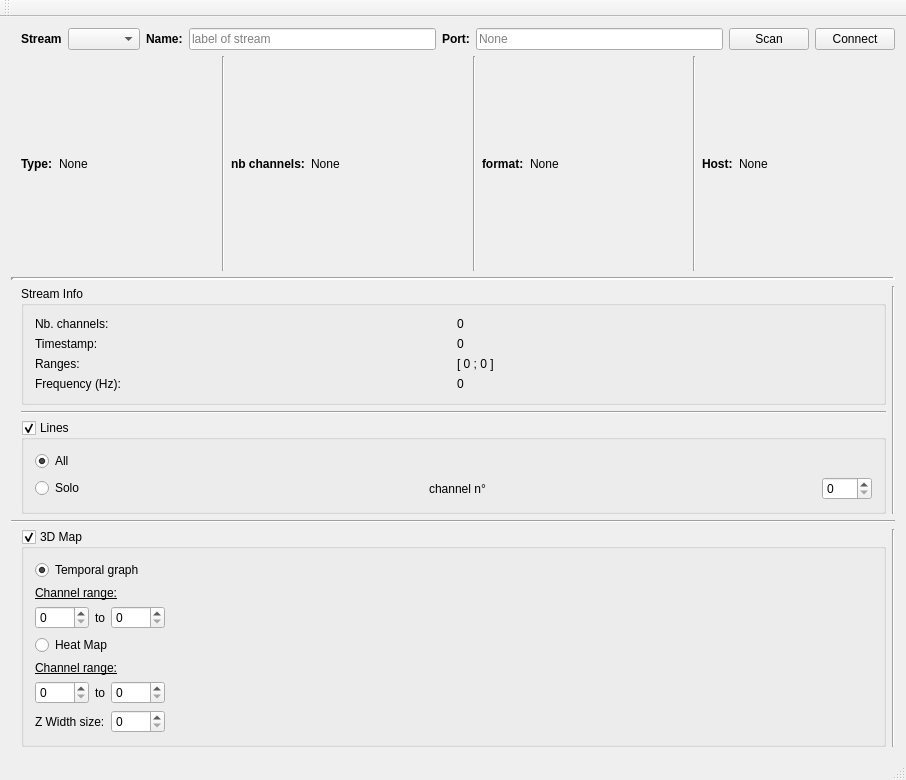
The window that forms/mainwindow.ui (Aightech/lslsub_plotter) describes before a commit, drawn with Qt 5.
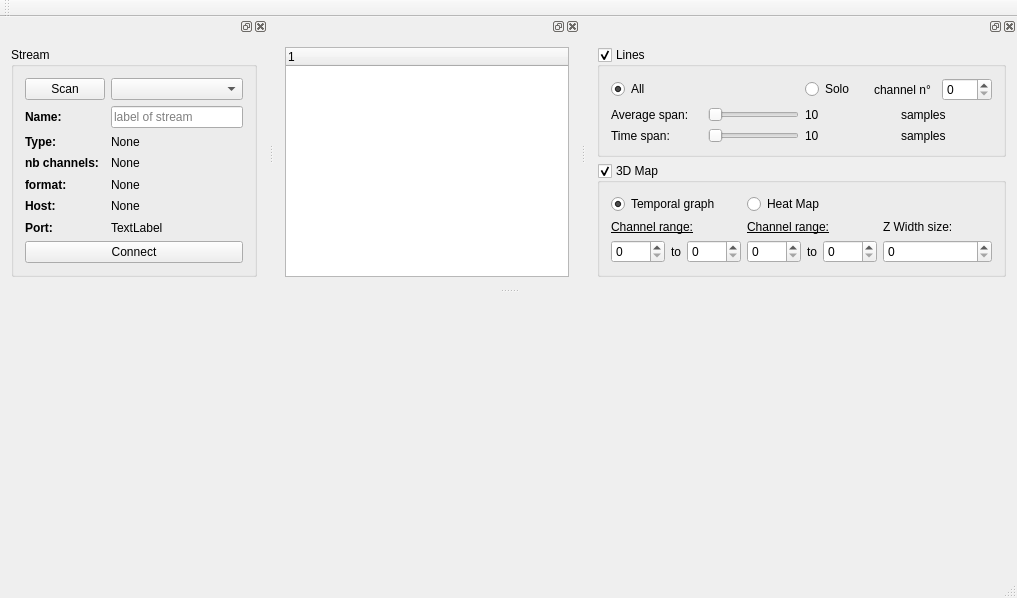
The same window after the commit.

```diff
--- a/forms/mainwindow.ui
+++ b/forms/mainwindow.ui
@@ -6,8 +6,8 @@
    <rect>
     <x>0</x>
     <y>0</y>
-    <width>906</width>
-    <height>780</height>
+    <width>1017</width>
+    <height>598</height>
    </rect>
   </property>
   <property name="windowTitle">
@@ -20,171 +20,276 @@
      <verstretch>0</verstretch>
     </sizepolicy>
    </property>
+   <layout class="QGridLayout" name="gridLayout_6"/>
+  </widget>
+  <widget class="QMenuBar" name="menuBar">
+   <property name="geometry">
+    <rect>
+     <x>0</x>
+     <y>0</y>
+     <width>1017</width>
+     <height>22</height>
+    </rect>
+   </property>
+  </widget>
+  <widget class="QToolBar" name="mainToolBar">
+   <attribute name="toolBarArea">
+    <enum>TopToolBarArea</enum>
+   </attribute>
+   <attribute name="toolBarBreak">
+    <bool>false</bool>
+   </attribute>
+  </widget>
+  <widget class="QStatusBar" name="statusBar"/>
+  <widget class="QDockWidget" name="dockWidget_2">
+   <attribute name="dockWidgetArea">
+    <number>4</number>
+   </attribute>
+   <widget class="QWidget" name="dockWidgetContents_2">
+    <layout class="QGridLayout" name="gridLayout_5">
+     <item row="0" column="0">
+      <widget class="QGroupBox" name="groupBox">
+       <property name="title">
+        <string>Stream</string>
+       </property>
    <layout class="QGridLayout" name="gridLayout_4">
+        <item row="4" column="1" colspan="2">
+         <widget class="QLabel" name="label_format">
+          <property name="sizePolicy">
+           <sizepolicy hsizetype="Expanding" vsizetype="Preferred">
+            <horstretch>0</horstretch>
+            <verstretch>0</verstretch>
+           </sizepolicy>
+          </property>
+          <property name="text">
+           <string>None</string>
+          </property>
+         </widget>
+        </item>
     <item row="0" column="0">
-     <layout class="QGridLayout" name="gridLayout">
-      <item row="1" column="0">
-       <widget class="Line" name="line_4">
-        <property name="lineWidth">
-         <number>3</number>
-        </property>
-        <property name="orientation">
-         <enum>Qt::Horizontal</enum>
+         <widget class="QPushButton" name="pushButton_scanStream">
+          <property name="text">
+           <string>Scan</string>
+          </property>
+         </widget>
+        </item>
+        <item row="3" column="1" colspan="2">
+         <widget class="QLabel" name="label_nb_ch">
+          <property name="sizePolicy">
+           <sizepolicy hsizetype="Expanding" vsizetype="Preferred">
+            <horstretch>0</horstretch>
+            <verstretch>0</verstretch>
+           </sizepolicy>
+          </property>
+          <property name="text">
+           <string>None</string>
+          </property>
+         </widget>
+        </item>
+        <item row="2" column="1" colspan="2">
+         <widget class="QLabel" name="label_type">
+          <property name="sizePolicy">
+           <sizepolicy hsizetype="Expanding" vsizetype="Preferred">
+            <horstretch>0</horstretch>
+            <verstretch>0</verstretch>
+           </sizepolicy>
+          </property>
+          <property name="text">
+           <string>None</string>
+          </property>
+         </widget>
+        </item>
+        <item row="4" column="0">
+         <widget class="QLabel" name="label_10">
+          <property name="sizePolicy">
+           <sizepolicy hsizetype="Minimum" vsizetype="Preferred">
+            <horstretch>0</horstretch>
+            <verstretch>0</verstretch>
+           </sizepolicy>
+          </property>
+          <property name="font">
+           <font>
+            <weight>75</weight>
+            <bold>true</bold>
+           </font>
+          </property>
+          <property name="text">
+           <string>format:</string>
         </property>
        </widget>
       </item>
       <item row="2" column="0">
-       <layout class="QHBoxLayout" name="horizontalLayout_2">
-        <property name="spacing">
-         <number>6</number>
-        </property>
-        <property name="topMargin">
-         <number>0</number>
-        </property>
-        <item>
-         <layout class="QVBoxLayout" name="verticalLayout_2">
-          <item>
-           <layout class="QHBoxLayout" name="horizontalLayout_2D">
-            <item>
-             <spacer name="horizontalSpacer_2">
-              <property name="orientation">
-               <enum>Qt::Horizontal</enum>
-              </property>
-              <property name="sizeType">
-               <enum>QSizePolicy::Fixed</enum>
-              </property>
-              <property name="sizeHint" stdset="0">
-               <size>
-                <width>10</width>
-                <height>20</height>
-               </size>
-              </property>
-             </spacer>
-            </item>
-            <item>
-             <layout class="QVBoxLayout" name="verticalLayout_4">
-              <item>
-               <widget class="QGroupBox" name="groupBox_2">
-                <property name="title">
-                 <string>Stream Info</string>
-                </property>
+         <widget class="QLabel" name="label_8">
+          <property name="sizePolicy">
+           <sizepolicy hsizetype="Minimum" vsizetype="Preferred">
+            <horstretch>0</horstretch>
+            <verstretch>0</verstretch>
+           </sizepolicy>
+          </property>
+          <property name="font">
+           <font>
+            <weight>75</weight>
+            <bold>true</bold>
+           </font>
+          </property>
+          <property name="text">
+           <string>Type:</string>
+          </property>
+         </widget>
+        </item>
+        <item row="5" column="0">
+         <widget class="QLabel" name="label_14">
+          <property name="sizePolicy">
+           <sizepolicy hsizetype="Minimum" vsizetype="Preferred">
+            <horstretch>0</horstretch>
+            <verstretch>0</verstretch>
+           </sizepolicy>
+          </property>
+          <property name="font">
+           <font>
+            <weight>75</weight>
+            <bold>true</bold>
+           </font>
+          </property>
+          <property name="text">
+           <string>Host:</string>
+          </property>
+         </widget>
+        </item>
+        <item row="5" column="1" colspan="2">
+         <widget class="QLabel" name="label_host">
+          <property name="sizePolicy">
+           <sizepolicy hsizetype="Expanding" vsizetype="Preferred">
+            <horstretch>0</horstretch>
+            <verstretch>0</verstretch>
+           </sizepolicy>
+          </property>
+          <property name="text">
+           <string>None</string>
+          </property>
+         </widget>
+        </item>
+        <item row="6" column="0">
+         <widget class="QLabel" name="label_6">
+          <property name="font">
+           <font>
+            <weight>75</weight>
+            <bold>true</bold>
+           </font>
+          </property>
+          <property name="text">
+           <string>Port:</string>
+          </property>
+         </widget>
+        </item>
+        <item row="1" column="0">
+         <widget class="QLabel" name="label_lslstream">
+          <property name="sizePolicy">
+           <sizepolicy hsizetype="Preferred" vsizetype="Fixed">
+            <horstretch>0</horstretch>
+            <verstretch>0</verstretch>
+           </sizepolicy>
+          </property>
+          <property name="font">
+           <font>
+            <weight>75</weight>
+            <bold>true</bold>
+           </font>
+          </property>
+          <property name="text">
+           <string>Name:</string>
+          </property>
+         </widget>
+        </item>
+        <item row="0" column="1" colspan="2">
+         <widget class="QComboBox" name="comboBox_stream"/>
+        </item>
+        <item row="1" column="1" colspan="2">
+         <widget class="QLineEdit" name="lineEdi_stream">
+          <property name="placeholderText">
+           <string>label of stream</string>
+          </property>
+         </widget>
+        </item>
+        <item row="6" column="1">
+         <widget class="QLabel" name="label_12">
+          <property name="text">
+           <string>TextLabel</string>
+          </property>
+         </widget>
+        </item>
+        <item row="3" column="0">
+         <widget class="QLabel" name="label_7">
+          <property name="sizePolicy">
+           <sizepolicy hsizetype="Minimum" vsizetype="Preferred">
+            <horstretch>0</horstretch>
+            <verstretch>0</verstretch>
+           </sizepolicy>
+          </property>
+          <property name="font">
+           <font>
+            <weight>75</weight>
+            <bold>true</bold>
+           </font>
+          </property>
+          <property name="text">
+           <string>nb channels:</string>
+          </property>
+         </widget>
+        </item>
+        <item row="7" column="0" colspan="3">
+         <widget class="QPushButton" name="pushButton_connect_stream">
+          <property name="text">
+           <string>Connect</string>
+          </property>
+         </widget>
+        </item>
+       </layout>
+      </widget>
+     </item>
+    </layout>
+   </widget>
+  </widget>
+  <widget class="QDockWidget" name="dockWidget_3">
+   <property name="sizePolicy">
+    <sizepolicy hsizetype="Expanding" vsizetype="Preferred">
+     <horstretch>0</horstretch>
+     <verstretch>0</verstretch>
+    </sizepolicy>
+   </property>
+   <attribute name="dockWidgetArea">
+    <number>4</number>
+   </attribute>
+   <widget class="QWidget" name="dockWidgetContents_3">
+    <layout class="QGridLayout" name="gridLayout_7">
+     <item row="1" column="0">
+      <widget class="QTreeWidget" name="treeWidget_streams">
+       <column>
+        <property name="text">
+         <string notr="true">1</string>
+        </property>
+       </column>
+      </widget>
+     </item>
+    </layout>
+   </widget>
+  </widget>
+  <widget class="QDockWidget" name="dockWidget">
+   <property name="sizePolicy">
+    <sizepolicy hsizetype="Minimum" vsizetype="Minimum">
+     <horstretch>0</horstretch>
+     <verstretch>0</verstretch>
+    </sizepolicy>
+   </property>
+   <attribute name="dockWidgetArea">
+    <number>4</number>
+   </attribute>
+   <widget class="QWidget" name="dockWidgetContents">
                 <layout class="QGridLayout" name="gridLayout_3">
                  <item row="0" column="0">
-                  <layout class="QVBoxLayout" name="verticalLayout_6">
+      <layout class="QHBoxLayout" name="horizontalLayout">
                    <item>
-                    <layout class="QHBoxLayout" name="horizontalLayout_9">
-                     <item>
-                      <widget class="QLabel" name="label_2">
-                       <property name="sizePolicy">
-                        <sizepolicy hsizetype="Minimum" vsizetype="Minimum">
-                         <horstretch>0</horstretch>
-                         <verstretch>0</verstretch>
-                        </sizepolicy>
-                       </property>
-                       <property name="text">
-                        <string>Nb. channels: </string>
-                       </property>
-                      </widget>
-                     </item>
-                     <item>
-                      <widget class="QLabel" name="label_nb_channels">
-                       <property name="sizePolicy">
-                        <sizepolicy hsizetype="Minimum" vsizetype="Preferred">
-                         <horstretch>0</horstretch>
-                         <verstretch>0</verstretch>
-                        </sizepolicy>
-                       </property>
-                       <property name="text">
-                        <string>0</string>
-                       </property>
-                      </widget>
-                     </item>
-                    </layout>
-                   </item>
-                   <item>
-                    <layout class="QHBoxLayout" name="horizontalLayout_10">
-                     <item>
-                      <widget class="QLabel" name="label_4">
-                       <property name="text">
-                        <string>Timestamp: </string>
-                       </property>
-                      </widget>
-                     </item>
-                     <item>
-                      <widget class="QLabel" name="label_timeStamp">
-                       <property name="sizePolicy">
-                        <sizepolicy hsizetype="Minimum" vsizetype="Preferred">
-                         <horstretch>0</horstretch>
-                         <verstretch>0</verstretch>
-                        </sizepolicy>
-                       </property>
-                       <property name="text">
-                        <string>0</string>
-                       </property>
-                      </widget>
-                     </item>
-                    </layout>
-                   </item>
-                   <item>
-                    <layout class="QHBoxLayout" name="horizontalLayout_11">
-                     <item>
-                      <widget class="QLabel" name="label_3">
-                       <property name="text">
-                        <string>Ranges:</string>
-                       </property>
-                      </widget>
-                     </item>
-                     <item>
-                      <widget class="QLabel" name="label_rangeY">
-                       <property name="sizePolicy">
-                        <sizepolicy hsizetype="Minimum" vsizetype="Preferred">
-                         <horstretch>0</horstretch>
-                         <verstretch>0</verstretch>
-                        </sizepolicy>
-                       </property>
-                       <property name="text">
-                        <string>[ 0 ; 0 ]</string>
-                       </property>
-                      </widget>
-                     </item>
-                    </layout>
-                   </item>
-                   <item>
-                    <layout class="QHBoxLayout" name="horizontalLayout_12">
-                     <item>
-                      <widget class="QLabel" name="label_5">
-                       <property name="text">
-                        <string>Frequency (Hz):</string>
-                       </property>
-                      </widget>
-                     </item>
-                     <item>
-                      <widget class="QLabel" name="label_frequency">
-                       <property name="sizePolicy">
-                        <sizepolicy hsizetype="Minimum" vsizetype="Preferred">
-                         <horstretch>0</horstretch>
-                         <verstretch>0</verstretch>
-                        </sizepolicy>
-                       </property>
-                       <property name="text">
-                        <string>0</string>
-                       </property>
-                      </widget>
-                     </item>
-                    </layout>
-                   </item>
-                  </layout>
-                 </item>
-                </layout>
-               </widget>
-              </item>
-              <item>
-               <widget class="Line" name="line_2">
-                <property name="orientation">
-                 <enum>Qt::Horizontal</enum>
-                </property>
-               </widget>
-              </item>
+        <layout class="QVBoxLayout" name="verticalLayout_3D">
               <item>
                <widget class="QGroupBox" name="groupBox_2D">
                 <property name="title">
@@ -197,17 +302,95 @@
                  <bool>true</bool>
                 </property>
                 <layout class="QGridLayout" name="gridLayout_2">
-                 <item row="0" column="1">
-                  <widget class="QRadioButton" name="radioButton_all">
+            <item row="1" column="1" colspan="2">
+             <layout class="QHBoxLayout" name="horizontalLayout_4">
+              <item>
+               <widget class="QLabel" name="label_11">
                    <property name="text">
-                    <string>All</string>
-                   </property>
-                   <property name="checked">
-                    <bool>true</bool>
-                   </property>
-                  </widget>
-                 </item>
-                 <item row="1" column="1">
+                 <string>Average span:</string>
+                </property>
+               </widget>
+              </item>
+              <item>
+               <widget class="QSlider" name="horizontalSlider_mean_span">
+                <property name="sizePolicy">
+                 <sizepolicy hsizetype="Minimum" vsizetype="Fixed">
+                  <horstretch>0</horstretch>
+                  <verstretch>0</verstretch>
+                 </sizepolicy>
+                </property>
+                <property name="minimum">
+                 <number>1</number>
+                </property>
+                <property name="maximum">
+                 <number>300</number>
+                </property>
+                <property name="orientation">
+                 <enum>Qt::Horizontal</enum>
+                </property>
+               </widget>
+              </item>
+              <item>
+               <widget class="QLabel" name="label_meanSpan">
+                <property name="text">
+                 <string>10</string>
+                </property>
+               </widget>
+              </item>
+              <item>
+               <widget class="QLabel" name="label_13">
+                <property name="text">
+                 <string>samples</string>
+                </property>
+               </widget>
+              </item>
+             </layout>
+            </item>
+            <item row="2" column="1" colspan="2">
+             <layout class="QHBoxLayout" name="horizontalLayout_5">
+              <item>
+               <widget class="QLabel" name="label_15">
+                <property name="text">
+                 <string>Time span:</string>
+                </property>
+               </widget>
+              </item>
+              <item>
+               <widget class="QSlider" name="horizontalSlider_timeSpan">
+                <property name="sizePolicy">
+                 <sizepolicy hsizetype="Minimum" vsizetype="Fixed">
+                  <horstretch>0</horstretch>
+                  <verstretch>0</verstretch>
+                 </sizepolicy>
+                </property>
+                <property name="minimum">
+                 <number>10</number>
+                </property>
+                <property name="maximum">
+                 <number>5000</number>
+                </property>
+                <property name="orientation">
+                 <enum>Qt::Horizontal</enum>
+                </property>
+               </widget>
+              </item>
+              <item>
+               <widget class="QLabel" name="label_timeSpan">
+                <property name="text">
+                 <string>10</string>
+                </property>
+               </widget>
+              </item>
+              <item>
+               <widget class="QLabel" name="label_17">
+                <property name="text">
+                 <string>samples</string>
+                </property>
+               </widget>
+              </item>
+             </layout>
+            </item>
+            <item row="0" column="2">
                   <layout class="QHBoxLayout" name="horizontalLayout_6">
                    <item>
                     <widget class="QRadioButton" name="radioButton_solo">
@@ -247,71 +430,69 @@
                    </item>
                   </layout>
                  </item>
-                </layout>
-               </widget>
-              </item>
-             </layout>
-            </item>
-            <item>
-             <widget class="Line" name="line">
-              <property name="orientation">
-               <enum>Qt::Vertical</enum>
+            <item row="0" column="1">
+             <widget class="QRadioButton" name="radioButton_all">
+              <property name="sizePolicy">
+               <sizepolicy hsizetype="Preferred" vsizetype="Fixed">
+                <horstretch>0</horstretch>
+                <verstretch>0</verstretch>
+               </sizepolicy>
               </property>
+              <property name="text">
+               <string>All</string>
+              </property>
+              <property name="checked">
+               <bool>true</bool>
+              </property>
              </widget>
             </item>
            </layout>
-          </item>
-          <item>
-           <widget class="Line" name="line_5">
-            <property name="orientation">
-             <enum>Qt::Horizontal</enum>
-            </property>
-           </widget>
-          </item>
-          <item>
-           <layout class="QHBoxLayout" name="horizontalLayout_3D">
-            <property name="sizeConstraint">
-             <enum>QLayout::SetDefaultConstraint</enum>
-            </property>
-            <item>
-             <spacer name="horizontalSpacer">
-              <property name="orientation">
-               <enum>Qt::Horizontal</enum>
-              </property>
-              <property name="sizeType">
-               <enum>QSizePolicy::Fixed</enum>
-              </property>
-              <property name="sizeHint" stdset="0">
-               <size>
-                <width>10</width>
-                <height>20</height>
-               </size>
-              </property>
-             </spacer>
-            </item>
-            <item>
-             <layout class="QVBoxLayout" name="verticalLayout">
+          </widget>
+         </item>
               <item>
                <widget class="QGroupBox" name="groupBox_3D">
+           <property name="sizePolicy">
+            <sizepolicy hsizetype="Minimum" vsizetype="Preferred">
+             <horstretch>0</horstretch>
+             <verstretch>0</verstretch>
+            </sizepolicy>
+           </property>
                 <property name="title">
                  <string>3D Map</string>
                 </property>
                 <property name="checkable">
                  <bool>true</bool>
                 </property>
-                <layout class="QFormLayout" name="formLayout">
-                 <item row="0" column="0">
-                  <widget class="QRadioButton" name="radioButton_3Dtemporal">
+           <layout class="QGridLayout" name="gridLayout">
+            <item row="2" column="1">
+             <widget class="QLabel" name="label_26">
+              <property name="sizePolicy">
+               <sizepolicy hsizetype="Minimum" vsizetype="Preferred">
+                <horstretch>0</horstretch>
+                <verstretch>0</verstretch>
+               </sizepolicy>
+              </property>
+              <property name="font">
+               <font>
+                <underline>true</underline>
+               </font>
+              </property>
                    <property name="text">
-                    <string>Temporal graph</string>
-                   </property>
-                   <property name="checked">
-                    <bool>true</bool>
+               <string>Channel range:</string>
+              </property>
+              <property name="alignment">
+               <set>Qt::AlignLeading|Qt::AlignLeft|Qt::AlignVCenter</set>
                    </property>
                   </widget>
                  </item>
-                 <item row="1" column="0">
+            <item row="2" column="0">
                   <widget class="QLabel" name="label_25">
+              <property name="sizePolicy">
+               <sizepolicy hsizetype="Minimum" vsizetype="Preferred">
+                <horstretch>0</horstretch>
+                <verstretch>0</verstretch>
+               </sizepolicy>
+              </property>
                    <property name="font">
                     <font>
                      <underline>true</underline>
@@ -325,10 +506,16 @@
                    </property>
                   </widget>
                  </item>
-                 <item row="2" column="0">
+            <item row="3" column="0">
                   <layout class="QHBoxLayout" name="horizontalLayout_18">
                    <item>
                     <widget class="QSpinBox" name="spinBox_channelMin">
+                <property name="sizePolicy">
+                 <sizepolicy hsizetype="Minimum" vsizetype="Fixed">
+                  <horstretch>0</horstretch>
+                  <verstretch>0</verstretch>
+                 </sizepolicy>
+                </property>
                      <property name="maximum">
                       <number>1000</number>
                      </property>
@@ -336,6 +523,12 @@
                    </item>
                    <item>
                     <widget class="QLabel" name="label_27">
+                <property name="sizePolicy">
+                 <sizepolicy hsizetype="Minimum" vsizetype="Preferred">
+                  <horstretch>0</horstretch>
+                  <verstretch>0</verstretch>
+                 </sizepolicy>
+                </property>
                      <property name="text">
                       <string>to</string>
                      </property>
@@ -346,6 +539,12 @@
                    </item>
                    <item>
                     <widget class="QSpinBox" name="spinBox_channelMax">
+                <property name="sizePolicy">
+                 <sizepolicy hsizetype="Minimum" vsizetype="Fixed">
+                  <horstretch>0</horstretch>
+                  <verstretch>0</verstretch>
+                 </sizepolicy>
+                </property>
                      <property name="maximum">
                       <number>1000</number>
                      </property>
@@ -353,32 +552,32 @@
                    </item>
                   </layout>
                  </item>
-                 <item row="3" column="0">
-                  <widget class="QRadioButton" name="radioButton_3Dheatmap">
-                   <property name="text">
-                    <string>Heat Map</string>
-                   </property>
-                  </widget>
-                 </item>
-                 <item row="4" column="0">
-                  <widget class="QLabel" name="label_26">
-                   <property name="font">
-                    <font>
-                     <underline>true</underline>
-                    </font>
-                   </property>
+            <item row="0" column="0">
+             <widget class="QRadioButton" name="radioButton_3Dtemporal">
+              <property name="sizePolicy">
+               <sizepolicy hsizetype="Minimum" vsizetype="Fixed">
+                <horstretch>0</horstretch>
+                <verstretch>0</verstretch>
+               </sizepolicy>
+              </property>
                    <property name="text">
-                    <string>Channel range:</string>
-                   </property>
-                   <property name="alignment">
-                    <set>Qt::AlignLeading|Qt::AlignLeft|Qt::AlignVCenter</set>
+               <string>Temporal graph</string>
+              </property>
+              <property name="checked">
+               <bool>true</bool>
                    </property>
                   </widget>
                  </item>
-                 <item row="5" column="0">
+            <item row="3" column="1">
                   <layout class="QHBoxLayout" name="horizontalLayout_20">
                    <item>
                     <widget class="QSpinBox" name="spinBox_heatmapChmin">
+                <property name="sizePolicy">
+                 <sizepolicy hsizetype="Minimum" vsizetype="Fixed">
+                  <horstretch>0</horstretch>
+                  <verstretch>0</verstretch>
+                 </sizepolicy>
+                </property>
                      <property name="maximum">
                       <number>1000</number>
                      </property>
@@ -386,6 +585,12 @@
                    </item>
                    <item>
                     <widget class="QLabel" name="label_31">
+                <property name="sizePolicy">
+                 <sizepolicy hsizetype="Minimum" vsizetype="Preferred">
+                  <horstretch>0</horstretch>
+                  <verstretch>0</verstretch>
+                 </sizepolicy>
+                </property>
                      <property name="text">
                       <string>to</string>
                      </property>
@@ -396,6 +601,12 @@
                    </item>
                    <item>
                     <widget class="QSpinBox" name="spinBox_heatmapChmax">
+                <property name="sizePolicy">
+                 <sizepolicy hsizetype="Minimum" vsizetype="Fixed">
+                  <horstretch>0</horstretch>
+                  <verstretch>0</verstretch>
+                 </sizepolicy>
+                </property>
                      <property name="maximum">
                       <number>1000</number>
                      </property>
@@ -403,334 +614,59 @@
                    </item>
                   </layout>
                  </item>
-                 <item row="7" column="0">
+            <item row="3" column="2">
                   <layout class="QHBoxLayout" name="horizontalLayout_21">
                    <item>
+               <widget class="QSpinBox" name="spinBox_heatmapZWidthSize">
+                <property name="sizePolicy">
+                 <sizepolicy hsizetype="Preferred" vsizetype="Fixed">
+                  <horstretch>0</horstretch>
+                  <verstretch>0</verstretch>
+                 </sizepolicy>
+                </property>
+                <property name="maximum">
+                 <number>1000</number>
+                </property>
+               </widget>
+              </item>
+             </layout>
+            </item>
+            <item row="2" column="2">
                     <widget class="QLabel" name="label_9">
+              <property name="sizePolicy">
+               <sizepolicy hsizetype="Minimum" vsizetype="Preferred">
+                <horstretch>0</horstretch>
+                <verstretch>0</verstretch>
+               </sizepolicy>
+              </property>
                      <property name="text">
                       <string>Z Width size:</string>
                      </property>
                     </widget>
                    </item>
-                   <item>
-                    <widget class="QSpinBox" name="spinBox_heatmapZWidthSize">
-                     <property name="maximum">
-                      <number>1000</number>
-                     </property>
-                    </widget>
-                   </item>
-                  </layout>
-                 </item>
-                </layout>
-               </widget>
-              </item>
-             </layout>
-            </item>
-            <item>
-             <widget class="Line" name="line_3">
-              <property name="orientation">
-               <enum>Qt::Vertical</enum>
-              </property>
-             </widget>
-            </item>
-           </layout>
-          </item>
-         </layout>
-        </item>
-       </layout>
-      </item>
-      <item row="0" column="0">
-       <layout class="QHBoxLayout" name="horizontalLayout">
-        <property name="spacing">
-         <number>6</number>
-        </property>
-        <property name="sizeConstraint">
-         <enum>QLayout::SetDefaultConstraint</enum>
-        </property>
-        <property name="topMargin">
-         <number>0</number>
-        </property>
-        <property name="bottomMargin">
-         <number>0</number>
-        </property>
-        <item>
-         <spacer name="horizontalSpacer_3">
-          <property name="orientation">
-           <enum>Qt::Horizontal</enum>
-          </property>
-          <property name="sizeType">
-           <enum>QSizePolicy::Fixed</enum>
-          </property>
-          <property name="sizeHint" stdset="0">
-           <size>
-            <width>10</width>
-            <height>10</height>
-           </size>
-          </property>
-         </spacer>
-        </item>
-        <item>
-         <layout class="QVBoxLayout" name="verticalLayout_7">
-          <item>
-           <layout class="QHBoxLayout" name="horizontalLayout_7">
-            <item>
-             <widget class="QLabel" name="label_21">
-              <property name="font">
-               <font>
-                <weight>75</weight>
-                <bold>true</bold>
-               </font>
-              </property>
-              <property name="text">
-               <string>Stream</string>
-              </property>
-             </widget>
-            </item>
-            <item>
-             <widget class="QComboBox" name="comboBox_stream"/>
-            </item>
-            <item>
-             <widget class="QLabel" name="label_lslstream">
+            <item row="0" column="1" colspan="2">
+             <widget class="QRadioButton" name="radioButton_3Dheatmap">
               <property name="sizePolicy">
-               <sizepolicy hsizetype="Preferred" vsizetype="Fixed">
+               <sizepolicy hsizetype="Minimum" vsizetype="Fixed">
                 <horstretch>0</horstretch>
                 <verstretch>0</verstretch>
                </sizepolicy>
               </property>
-              <property name="font">
-               <font>
-                <weight>75</weight>
-                <bold>true</bold>
-               </font>
-              </property>
               <property name="text">
-               <string>Name:</string>
+               <string>Heat Map</string>
               </property>
              </widget>
             </item>
-            <item>
-             <widget class="QLineEdit" name="lineEdi_stream">
-              <property name="placeholderText">
-               <string>label of stream</string>
-              </property>
-             </widget>
-            </item>
-            <item>
-             <widget class="QLabel" name="label_6">
-              <property name="font">
-               <font>
-                <weight>75</weight>
-                <bold>true</bold>
-               </font>
-              </property>
-              <property name="text">
-               <string>Port:</string>
-              </property>
-             </widget>
-            </item>
-            <item>
-             <widget class="QLineEdit" name="lineEdit_stream_port">
-              <property name="placeholderText">
-               <string>None</string>
-              </property>
-             </widget>
-            </item>
-            <item>
-             <widget class="QPushButton" name="pushButton_scanStream">
-              <property name="text">
-               <string>Scan</string>
-              </property>
-             </widget>
-            </item>
-            <item>
-             <widget class="QPushButton" name="pushButton_connect_stream">
-              <property name="text">
-               <string>Connect</string>
-              </property>
-             </widget>
-            </item>
            </layout>
-          </item>
-          <item>
-           <layout class="QHBoxLayout" name="horizontalLayout_3">
-            <item>
-             <widget class="QLabel" name="label_8">
-              <property name="sizePolicy">
-               <sizepolicy hsizetype="Minimum" vsizetype="Preferred">
-                <horstretch>0</horstretch>
-                <verstretch>0</verstretch>
-               </sizepolicy>
-              </property>
-              <property name="font">
-               <font>
-                <weight>75</weight>
-                <bold>true</bold>
-               </font>
-              </property>
-              <property name="text">
-               <string>Type:</string>
-              </property>
-             </widget>
-            </item>
-            <item>
-             <widget class="QLabel" name="label_type">
-              <property name="sizePolicy">
-               <sizepolicy hsizetype="Expanding" vsizetype="Preferred">
-                <horstretch>0</horstretch>
-                <verstretch>0</verstretch>
-               </sizepolicy>
-              </property>
-              <property name="text">
-               <string>None</string>
-              </property>
-             </widget>
-            </item>
-            <item>
-             <widget class="Line" name="line_6">
-              <property name="orientation">
-               <enum>Qt::Vertical</enum>
-              </property>
-             </widget>
-            </item>
-            <item>
-             <widget class="QLabel" name="label_7">
-              <property name="sizePolicy">
-               <sizepolicy hsizetype="Minimum" vsizetype="Preferred">
-                <horstretch>0</horstretch>
-                <verstretch>0</verstretch>
-               </sizepolicy>
-              </property>
-              <property name="font">
-               <font>
-                <weight>75</weight>
-                <bold>true</bold>
-               </font>
-              </property>
-              <property name="text">
-               <string>nb channels:</string>
-              </property>
-             </widget>
-            </item>
-            <item>
-             <widget class="QLabel" name="label_nb_ch">
-              <property name="sizePolicy">
-               <sizepolicy hsizetype="Expanding" vsizetype="Preferred">
-                <horstretch>0</horstretch>
-                <verstretch>0</verstretch>
-               </sizepolicy>
-              </property>
-              <property name="text">
-               <string>None</string>
-              </property>
-             </widget>
-            </item>
-            <item>
-             <widget class="Line" name="line_9">
-              <property name="orientation">
-               <enum>Qt::Vertical</enum>
-              </property>
-             </widget>
-            </item>
-            <item>
-             <widget class="QLabel" name="label_10">
-              <property name="sizePolicy">
-               <sizepolicy hsizetype="Minimum" vsizetype="Preferred">
-                <horstretch>0</horstretch>
-                <verstretch>0</verstretch>
-               </sizepolicy>
-              </property>
-              <property name="font">
-               <font>
-                <weight>75</weight>
-                <bold>true</bold>
-               </font>
-              </property>
-              <property name="text">
-               <string>format:</string>
-              </property>
-             </widget>
-            </item>
-            <item>
-             <widget class="QLabel" name="label_format">
-              <property name="sizePolicy">
-               <sizepolicy hsizetype="Expanding" vsizetype="Preferred">
-                <horstretch>0</horstretch>
-                <verstretch>0</verstretch>
-               </sizepolicy>
-              </property>
-              <property name="text">
-               <string>None</string>
-              </property>
-             </widget>
-            </item>
-            <item>
-             <widget class="Line" name="line_8">
-              <property name="orientation">
-               <enum>Qt::Vertical</enum>
-              </property>
-             </widget>
-            </item>
-            <item>
-             <widget class="QLabel" name="label_14">
-              <property name="sizePolicy">
-               <sizepolicy hsizetype="Minimum" vsizetype="Preferred">
-                <horstretch>0</horstretch>
-                <verstretch>0</verstretch>
-               </sizepolicy>
-              </property>
-              <property name="font">
-               <font>
-                <weight>75</weight>
-                <bold>true</bold>
-               </font>
-              </property>
-              <property name="text">
-               <string>Host:</string>
-              </property>
-             </widget>
-            </item>
-            <item>
-             <widget class="QLabel" name="label_host">
-              <property name="sizePolicy">
-               <sizepolicy hsizetype="Expanding" vsizetype="Preferred">
-                <horstretch>0</horstretch>
-                <verstretch>0</verstretch>
-               </sizepolicy>
-              </property>
-              <property name="text">
-               <string>None</string>
-              </property>
-             </widget>
-            </item>
+          </widget>
+         </item>
            </layout>
           </item>
          </layout>
         </item>
        </layout>
-      </item>
-     </layout>
-    </item>
-   </layout>
-  </widget>
-  <widget class="QMenuBar" name="menuBar">
-   <property name="geometry">
-    <rect>
-     <x>0</x>
-     <y>0</y>
-     <width>906</width>
-     <height>22</height>
-    </rect>
-   </property>
+   </widget>
   </widget>
-  <widget class="QToolBar" name="mainToolBar">
-   <attribute name="toolBarArea">
-    <enum>TopToolBarArea</enum>
-   </attribute>
-   <attribute name="toolBarBreak">
-    <bool>false</bool>
-   </attribute>
-  </widget>
-  <widget class="QStatusBar" name="statusBar"/>
  </widget>
  <layoutdefault spacing="6" margin="11"/>
  <resources/>
```
Lines whose indentation alone changed are shown as unchanged.
